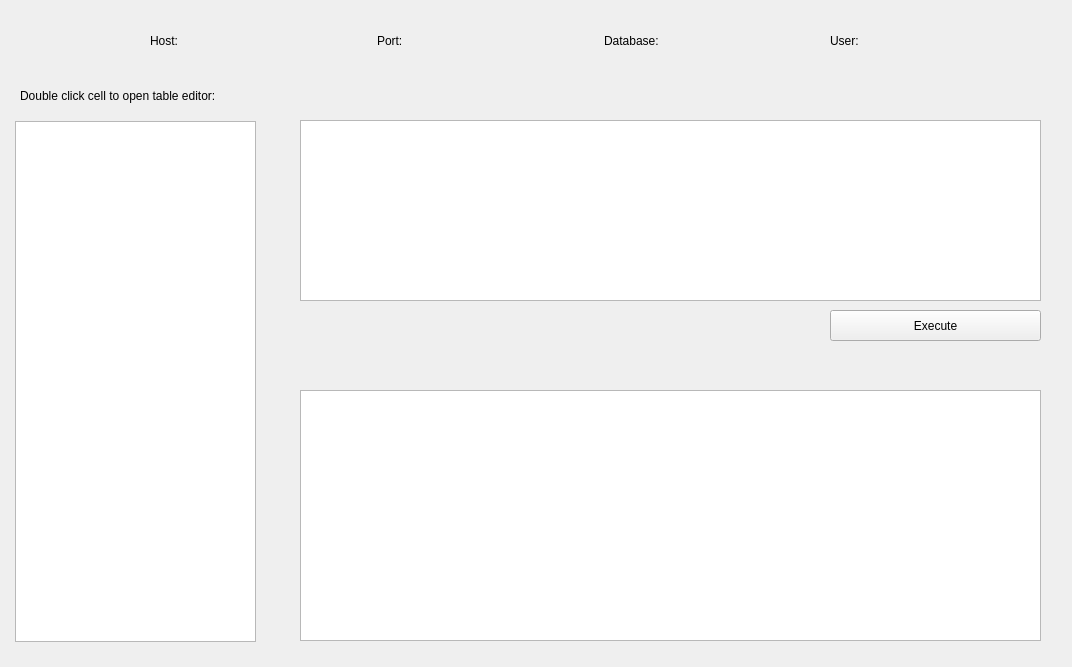
Qt form SQL-viewer/Views/MainView.ui (krisanovdev/SQL-viewer) before a commit.
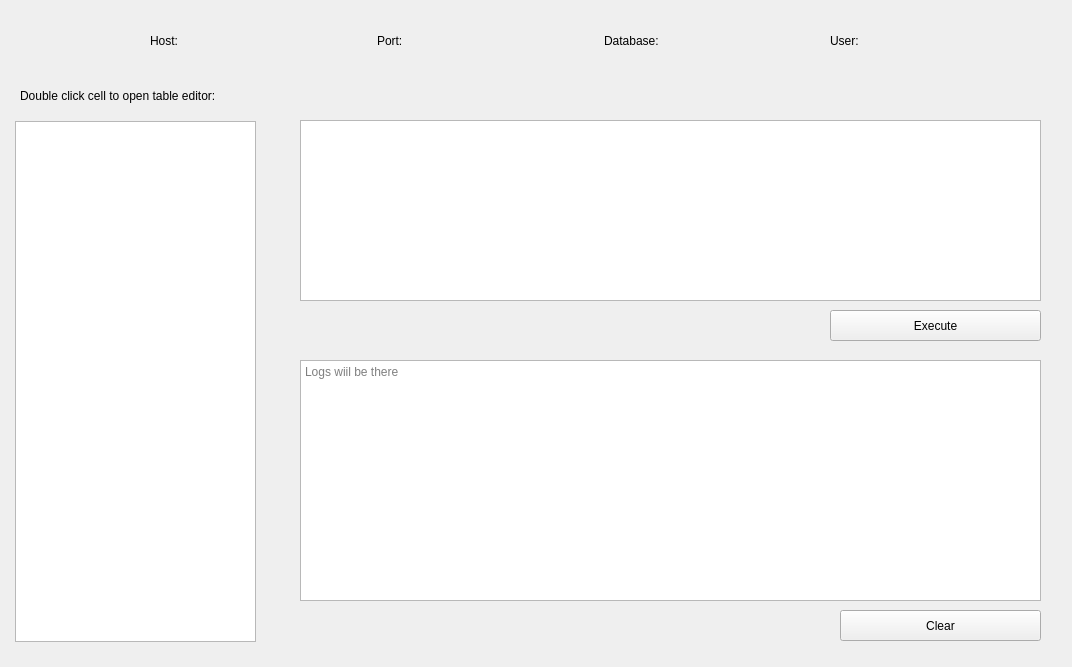
The same form after that commit.

```diff
--- a/SQL-viewer/Views/MainView.ui
+++ b/SQL-viewer/Views/MainView.ui
@@ -38,22 +38,6 @@
     <set>QAbstractItemView::NoEditTriggers</set>
    </property>
   </widget>
-  <widget class="QListView" name="logs">
-   <property name="geometry">
-    <rect>
-     <x>300</x>
-     <y>390</y>
-     <width>741</width>
-     <height>251</height>
-    </rect>
-   </property>
-   <property name="sizePolicy">
-    <sizepolicy hsizetype="Fixed" vsizetype="Fixed">
-     <horstretch>0</horstretch>
-     <verstretch>0</verstretch>
-    </sizepolicy>
-   </property>
-  </widget>
   <widget class="QPlainTextEdit" name="queryEditor">
    <property name="geometry">
     <rect>
@@ -164,6 +148,35 @@
     <string>Double click cell to open table editor:</string>
    </property>
   </widget>
+  <widget class="QTextEdit" name="logs">
+   <property name="geometry">
+    <rect>
+     <x>300</x>
+     <y>360</y>
+     <width>741</width>
+     <height>241</height>
+    </rect>
+   </property>
+   <property name="readOnly">
+    <bool>true</bool>
+   </property>
+   <property name="placeholderText">
+    <string>Logs wiil be there</string>
+   </property>
+  </widget>
+  <widget class="QPushButton" name="btn_clear">
+   <property name="geometry">
+    <rect>
+     <x>840</x>
+     <y>610</y>
+     <width>201</width>
+     <height>31</height>
+    </rect>
+   </property>
+   <property name="text">
+    <string>Clear</string>
+   </property>
+  </widget>
  </widget>
  <resources/>
  <connections/>
```
Left out of the diff: 4 changed lines with no effect on the pictures.
